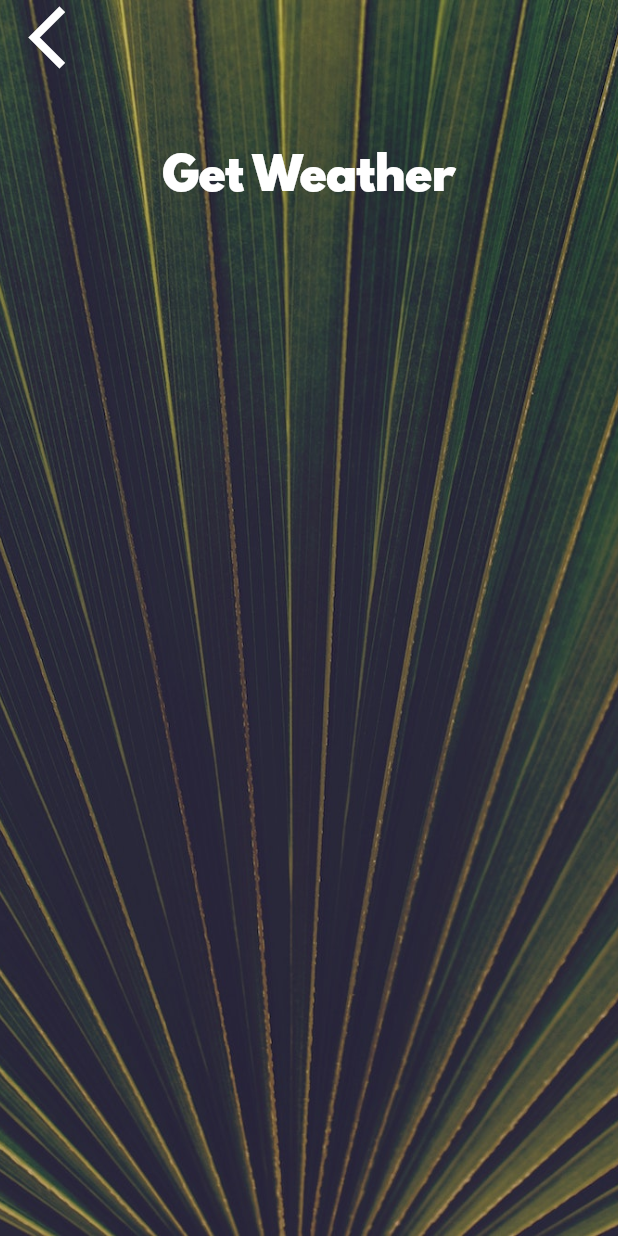
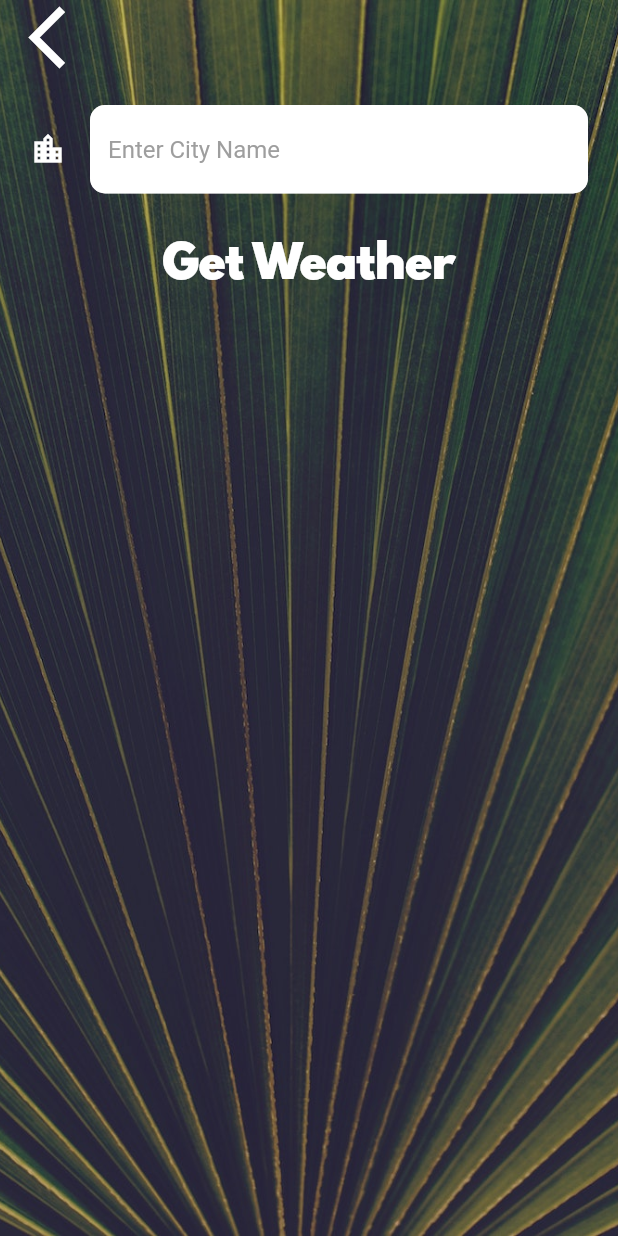
Before and after one commit to ashishcyn/clima-flutter-app, a Flutter app: the CityScreen screen opened directly, on a phone screen of 412 x 824 dp. Run offline on Flutter 3.47's test engine with Material 2 defaults, Android fonts, the phone set to English and light mode, and no system bars; our stand-ins replace flutter_spinkit, geolocator; network calls fail.

```diff
--- a/lib/screens/city_screen.dart
+++ b/lib/screens/city_screen.dart
@@ -7,6 +7,8 @@ class CityScreen extends StatefulWidget {
 }
 
 class _CityScreenState extends State<CityScreen> {
+  String cityName;
+
   @override
   Widget build(BuildContext context) {
     return Scaffold(
@@ -24,7 +26,9 @@ class _CityScreenState extends State<CityScreen> {
               Align(
                 alignment: Alignment.topLeft,
                 child: FlatButton(
-                  onPressed: () {},
+                  onPressed: () {
+                    Navigator.pop(context);
+                  },
                   child: Icon(
                     Icons.arrow_back_ios,
                     size: 50.0,
@@ -33,10 +37,18 @@ class _CityScreenState extends State<CityScreen> {
               ),
               Container(
                 padding: EdgeInsets.all(20.0),
-                child: null,
+                child: TextField(
+                  style: TextStyle(color: Colors.black),
+                  decoration: kRextFieldInputDecoration,
+                  onChanged: (value) {
+                    cityName = value;
+                  },
+                ),
               ),
               FlatButton(
-                onPressed: () {},
+                onPressed: () {
+                  Navigator.pop(context, cityName);
+                },
                 child: Text(
                   'Get Weather',
                   style: kButtonTextStyle,
--- a/lib/utilities/constants.dart
+++ b/lib/utilities/constants.dart
@@ -18,3 +18,21 @@ const kButtonTextStyle = TextStyle(
 const kConditionTextStyle = TextStyle(
   fontSize: 100.0,
 );
+
+const kRextFieldInputDecoration = InputDecoration(
+  filled: true,
+  fillColor: Colors.white,
+  icon: Icon(
+    Icons.location_city,
+    color: Colors.white,
+  ),
+  hintText: 'Enter City Name',
+  hintStyle: TextStyle(
+    color: Colors.grey,
+  ),
+  border: OutlineInputBorder(
+    borderRadius: BorderRadius.all(
+      Radius.circular(10.0),
+    ),
+  ),
+);
--- a/pubspec.yaml
+++ b/pubspec.yaml
@@ -12,6 +12,8 @@ dependencies:
 
   cupertino_icons: ^0.1.2
   geolocator: ^6.1.4
+  http: ^0.12.2
+  flutter_spinkit: ^4.1.2
 
 dev_dependencies:
   flutter_test:
```
Also changed, not shown: lib/screens/loading_screen.dart (+24 -8 lines), lib/screens/location_screen.dart (+58 -5 lines), lib/services/location.dart (+9 -4 lines), lib/services/networking.dart (+18 -0 lines), lib/services/weather.dart (+26 -0 lines), pubspec.lock, 2 other files.
